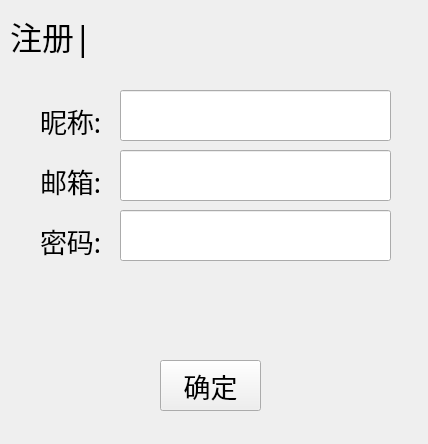
hjwforever/LinkGame, file register_ui.ui: the form before one commit.
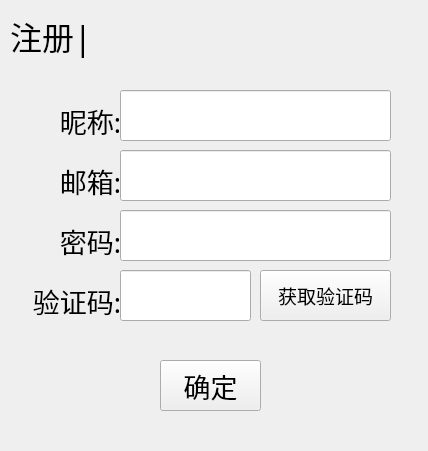
The form after the commit.

Commit message: 胡江浩和陈庆洋完成了验证码功能

```diff
--- a/register_ui.ui
+++ b/register_ui.ui
@@ -7,7 +7,7 @@
     <x>0</x>
     <y>0</y>
     <width>428</width>
-    <height>444</height>
+    <height>451</height>
    </rect>
   </property>
   <property name="windowTitle">
@@ -36,7 +36,7 @@
    <widget class="QLabel" name="nameLabel">
     <property name="geometry">
      <rect>
-      <x>40</x>
+      <x>30</x>
       <y>100</y>
       <width>91</width>
       <height>41</height>
@@ -51,11 +51,14 @@
     <property name="text">
      <string>昵称:</string>
     </property>
+    <property name="alignment">
+     <set>Qt::AlignRight|Qt::AlignTrailing|Qt::AlignVCenter</set>
+    </property>
    </widget>
    <widget class="QLabel" name="mailLabel">
     <property name="geometry">
      <rect>
-      <x>40</x>
+      <x>30</x>
       <y>160</y>
       <width>91</width>
       <height>41</height>
@@ -70,11 +73,14 @@
     <property name="text">
      <string>邮箱:</string>
     </property>
+    <property name="alignment">
+     <set>Qt::AlignRight|Qt::AlignTrailing|Qt::AlignVCenter</set>
+    </property>
    </widget>
    <widget class="QLabel" name="passwordLabel">
     <property name="geometry">
      <rect>
-      <x>40</x>
+      <x>30</x>
       <y>220</y>
       <width>91</width>
       <height>41</height>
@@ -89,6 +95,9 @@
     <property name="text">
      <string>密码:</string>
     </property>
+    <property name="alignment">
+     <set>Qt::AlignRight|Qt::AlignTrailing|Qt::AlignVCenter</set>
+    </property>
    </widget>
    <widget class="QLineEdit" name="nameLineEdit">
     <property name="geometry">
@@ -139,6 +148,63 @@
      <string>确定</string>
     </property>
    </widget>
+   <widget class="QLabel" name="captchaLabel">
+    <property name="geometry">
+     <rect>
+      <x>0</x>
+      <y>280</y>
+      <width>121</width>
+      <height>41</height>
+     </rect>
+    </property>
+    <property name="font">
+     <font>
+      <family>楷体</family>
+      <pointsize>20</pointsize>
+     </font>
+    </property>
+    <property name="text">
+     <string>验证码:</string>
+    </property>
+    <property name="alignment">
+     <set>Qt::AlignRight|Qt::AlignTrailing|Qt::AlignVCenter</set>
+    </property>
+   </widget>
+   <widget class="QLineEdit" name="captchaLineEdit">
+    <property name="geometry">
+     <rect>
+      <x>120</x>
+      <y>270</y>
+      <width>131</width>
+      <height>51</height>
+     </rect>
+    </property>
+    <property name="font">
+     <font>
+      <family>黑体</family>
+      <pointsize>18</pointsize>
+     </font>
+    </property>
+   </widget>
+   <widget class="QToolButton" name="captchaToolButton">
+    <property name="geometry">
+     <rect>
+      <x>260</x>
+      <y>270</y>
+      <width>131</width>
+      <height>51</height>
+     </rect>
+    </property>
+    <property name="font">
+     <font>
+      <family>楷体</family>
+      <pointsize>14</pointsize>
+     </font>
+    </property>
+    <property name="text">
+     <string>获取验证码</string>
+    </property>
+   </widget>
   </widget>
  </widget>
  <resources/>
```
Left out of the diff: 12 changed lines with no effect on the pictures. The commit also changes 8 other files.
